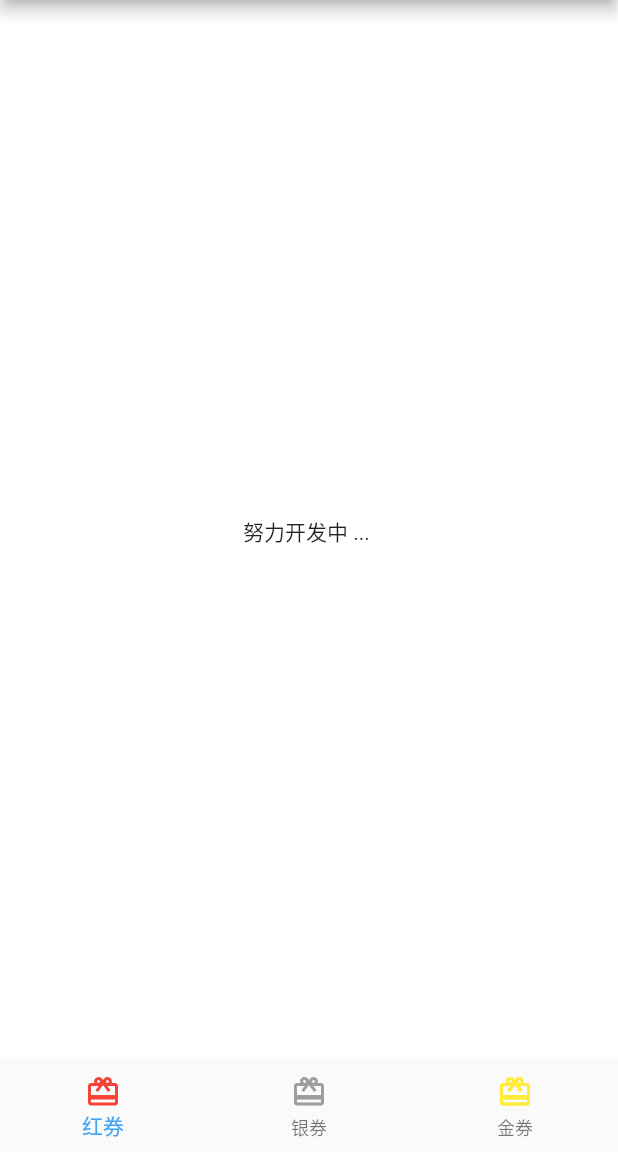
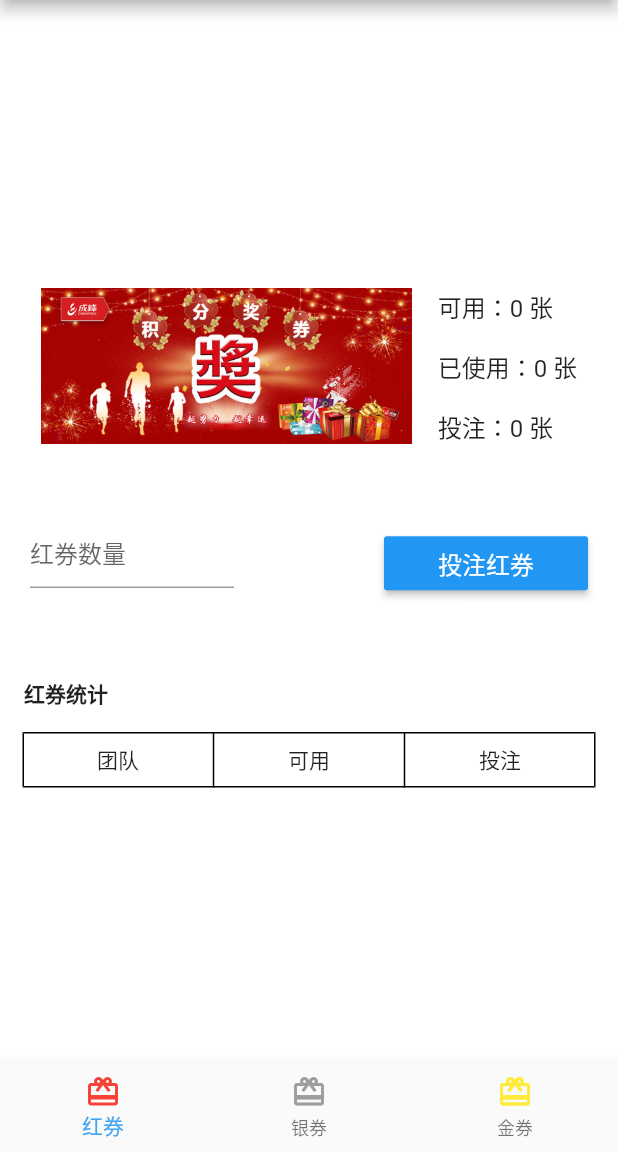
Before and after one commit to egotom/cfapi, a Flutter app: the Lottery screen opened by its route, on a phone screen of 412 x 824 dp, the part 84-1236 px from its top. Run offline on Flutter 3.47's test engine with Material 2 defaults, Android fonts, the phone set to English and light mode, and no system bars; our stand-ins replace flutter_secure_storage, flutter_slidable, flutter_spinkit; missing offline and left inert: autocomplete_textfield, date_range_picker; accounts and stored records are empty; network calls fail.

Commit message:
+ lottery

```diff
--- a/lib/pages/widgets/myScore.dart
+++ b/lib/pages/home/myScore.dart
@@ -341,6 +341,7 @@ class _ScoreFilterState extends State<ScoreFilter> {
               ),
             ],
           )
+
         ]
       ),
     );
--- a/lib/pages/lottery.dart
+++ b/lib/pages/lottery.dart
@@ -3,6 +3,10 @@ import 'package:cfapi/pages/sideBar.dart';
 import 'package:provider/provider.dart';
 import 'package:cfapi/services/authentication.dart';
 import 'package:flutter_secure_storage/flutter_secure_storage.dart';
+
+import 'lottery/redLottery.dart';
+import 'lottery/silverLottery.dart';
+import 'lottery/goldLottery.dart';
 
 class Lottery extends StatefulWidget {
   @override
@@ -46,9 +50,9 @@ class _LotteryState extends State<Lottery> {
       ),
 
       body: Center(child: <Widget>[
-        Text('努力开发中 ... '),
-        Text('努力开发中 ... '),
-        Text('努力开发中 ... '),
+        RedLottery(),
+        SilverLottery(),
+        GoldLottery()
       ].elementAt(_selectedIndex)),
 
       bottomNavigationBar: BottomNavigationBar(
@@ -64,7 +68,7 @@ class _LotteryState extends State<Lottery> {
           BottomNavigationBarItem(
             icon: Icon(Icons.card_giftcard, color: Colors.yellow),
             title: Text('金券'),
-          ),
+          )
         ],
         currentIndex: _selectedIndex,
         selectedItemColor: Colors.blue[400],
--- /dev/null
+++ b/lib/pages/lottery/lotteryCard.dart
@@ -0,0 +1,37 @@
+
+import 'package:flutter/material.dart';
+class LotteryCard extends StatelessWidget {
+  final String img;
+  final String txt1;
+  final String txt2;
+  final String txt3;
+  const LotteryCard({Key key, this.img, this.txt1, this.txt2, this.txt3}) : super(key: key);
+
+  @override
+  Widget build(BuildContext context) {
+    return Container(
+      padding: EdgeInsets.all(10),
+      child: Row(
+        mainAxisAlignment: MainAxisAlignment.spaceEvenly,
+        children:<Widget>[
+          Image(
+            width: MediaQuery.of(context).size.width*0.6,
+            image: AssetImage(img),
+            fit: BoxFit.cover,
+          ),
+          Container(
+            padding: EdgeInsets.only(bottom: 10),
+            child: Column(
+              crossAxisAlignment: CrossAxisAlignment.start,
+              children:<Widget>[
+                Text(txt1,style: TextStyle(fontSize:16,height: 2.5)),
+                Text(txt2,style: TextStyle(fontSize:16,height: 2.5)),
+                Text(txt3,style: TextStyle(fontSize:16,height: 2.5))
+              ]
+            ),
+          )
+        ]
+      ),
+    );
+  }
+}
--- /dev/null
+++ b/lib/pages/lottery/redLottery.dart
@@ -0,0 +1,106 @@
+import 'package:cfapi/pages/widgets/tableItem.dart';
+import 'package:cfapi/services/authentication.dart';
+import 'package:flutter/material.dart';
+
+import 'lotteryCard.dart';
+
+class RedLottery extends StatefulWidget {
+  @override
+  _RedLotteryState createState() => _RedLotteryState();
+}
+
+class _RedLotteryState extends State<RedLottery> {
+  final TextEditingController _betCtl= TextEditingController();
+  Map <String,dynamic> my={'avl':0,'usd':0,'bet':0};
+  List lst=[];
+  @override
+  void initState() {
+    lottery();
+    super.initState();
+  }
+  lottery() async {
+    Map<String,dynamic> result= await http('get','lottery/red');
+    if(result['error']==0){
+      setState(() {
+        my=result['my'];
+      });
+      setState(() {
+        lst=result['lst'];
+      });
+    }
+  }
+  @override
+  Widget build(BuildContext context) {
+    return SingleChildScrollView(
+      child: Column(
+        crossAxisAlignment: CrossAxisAlignment.start,
+        children: <Widget>[
+          LotteryCard(img:'assets/red.jpg', txt1: '可用：${my['avl']} 张',txt2: '已使用：${my['usd']} 张',txt3: '投注：${my['bet']} 张'),
+          Container(
+            padding: EdgeInsets.fromLTRB(20, 25,20,45),
+            child: Row(
+              mainAxisAlignment: MainAxisAlignment.spaceEvenly,
+              children:<Widget>[
+                Expanded(
+                  child: Container(
+                    padding: EdgeInsets.only(bottom:15),
+                    child: TextField(
+                      controller: _betCtl,
+                      keyboardType: TextInputType.number,
+                      decoration: InputDecoration(hintText: '红券数量'),
+                    ),
+                  ),
+                ),
+                SizedBox(width: 100),
+                Expanded(
+                  child: RaisedButton(
+                    onPressed: () async {
+                      int qty=int.parse(_betCtl.text);
+                      if(qty>my['avl']){
+                        Scaffold.of(context).showSnackBar(
+                          SnackBar(content: Text("可用红券不足！")),
+                        );
+                        return;
+                      }
+                      Map<String,dynamic> result= await http('put','lottery/red',data:{'qty':qty});
+                      if(result['error']==0){
+                        setState(() {
+                          my=result['my'];
+                        });
+                        setState(() {
+                          lst=result['lst'];
+                        });
+                      }
+                      Scaffold.of(context).showSnackBar(
+                        SnackBar(content: Text(result['msg'])),
+                      );
+                    },
+                    color: Colors.blue,
+                    child: Text('投注红券',style: TextStyle(fontSize: 16,color: Colors.white)),
+                  ),
+                )
+              ]
+            ),
+          ),
+          Container(
+            padding: EdgeInsets.only(left:16),
+            child: Text('红券统计',style: TextStyle(fontWeight:FontWeight.bold))
+          ),
+          Container(
+            padding: EdgeInsets.all(15),
+            child: Table(
+              border: TableBorder.all(),
+              children:[['团队','可用','投注'],...lst].map<TableRow>((lt){
+                  return TableRow(
+                    children:[
+                      tableItem(lt[0]),tableItem(lt[1].toString()),tableItem(lt[2].toString())
+                    ]
+                  );
+                }).toList()
+            ),
+          )
+        ],
+      ),
+    );
+  }
+}
--- /dev/null
+++ b/lib/pages/widgets/tableItem.dart
@@ -0,0 +1,8 @@
+import 'package:flutter/material.dart';
+
+Widget tableItem(String value){
+  return Padding(
+    padding: EdgeInsets.all(8.0),
+    child:Center(child: Text(value))
+  );
+}
--- a/pubspec.yaml
+++ b/pubspec.yaml
@@ -17,6 +17,7 @@ dependencies:
   date_range_picker: ^1.0.5
   autocomplete_textfield: ^1.7.3
   flutter_slidable:
+  charts_flutter:
 
 dev_dependencies:
   flutter_test:
```
Also changed, not shown: lib/pages/home.dart (+4 -14 lines), lib/pages/home/myRank.dart (added, +121 -0 lines), lib/pages/lottery/goldLottery.dart (added, +124 -0 lines), lib/pages/lottery/myLotery.dart (deleted, +0 -15 lines), lib/pages/lottery/silverLottery.dart (added, +102 -0 lines), lib/pages/proposal/scoreProposal.dart (+5 -5 lines), assets/gold.jpg (added), assets/red.jpg (added), assets/silver.jpg (added), pubspec.lock, 2 other files.
